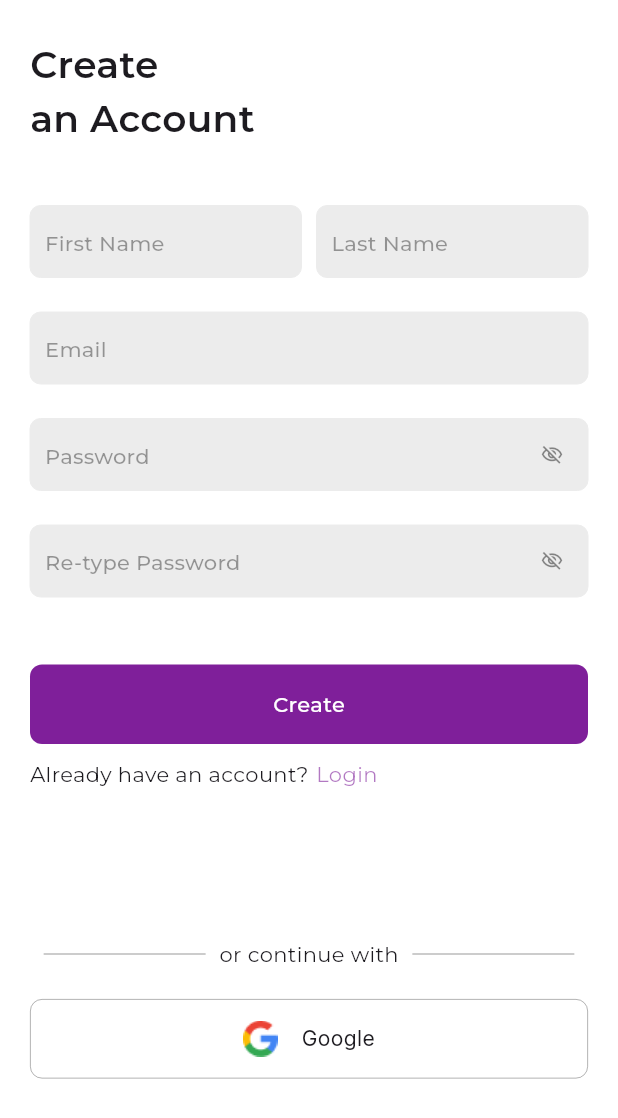
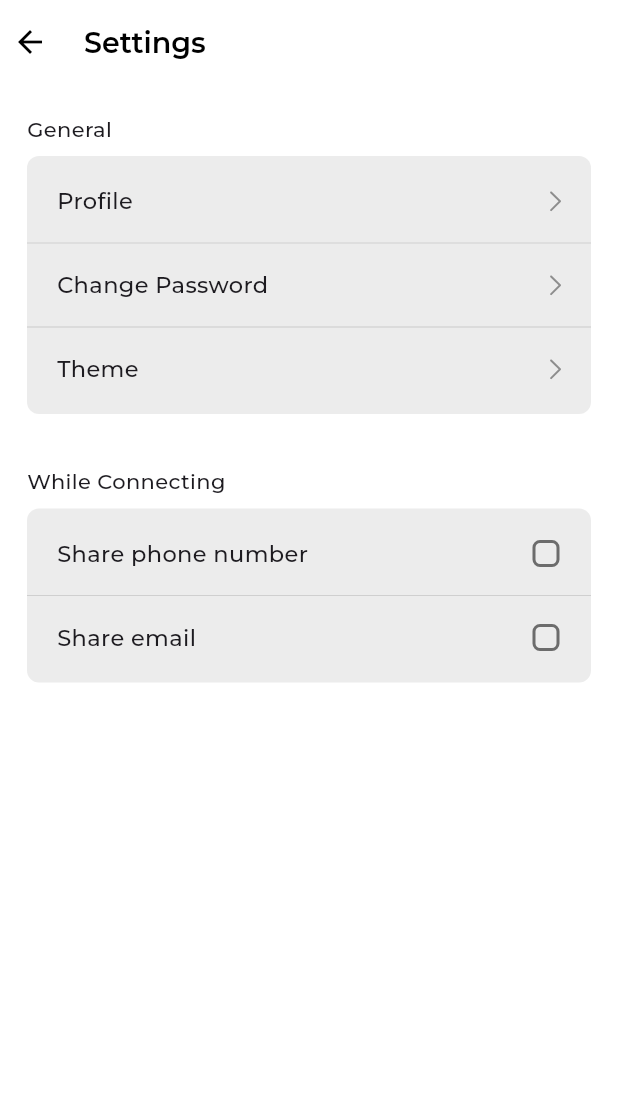
Before and after one commit to Maxzeno/socialscan, a Flutter app: the screen it shows after launch, on a phone screen of 412 x 824 dp. Shown: the top 1118 px of the screen. Run offline on Flutter 3.47's test engine with Material 3 defaults, Android fonts, the phone set to English and light mode, and no system bars; our stand-ins replace flutter_svg, google_fonts.

Commit message:
added settings_screen

```diff
--- a/lib/main.dart
+++ b/lib/main.dart
@@ -1,6 +1,6 @@
 import 'package:flutter/material.dart';
 import 'package:google_fonts/google_fonts.dart';
-import 'package:socialscan/views/auth/screens/sign_up_screen.dart';
+import 'package:socialscan/views/settings/screens/settings_screen.dart';
 
 void main() {
   runApp(const MyApp());
@@ -22,7 +22,8 @@
         colorScheme: ColorScheme.fromSeed(seedColor: const Color(0xFF7F1F9A)),
         useMaterial3: false,
       ),
-      home: const SignUpScreen(),
+      home: const SettingScreen(),
+      // home: const SignUpScreen(),
     );
   }
 }
--- a/lib/utils/images.dart
+++ b/lib/utils/images.dart
@@ -1,2 +1,6 @@
 String imagePath = 'assets';
 String googleIcon = '$imagePath/google_icon.png';
+
+/// svg icons.....
+String iconPath = 'assets/svg_icons';
+String forwardIcon = '$iconPath/forward.svg';
--- a/lib/utils/strings.dart
+++ b/lib/utils/strings.dart
@@ -11,3 +11,11 @@ String google = 'Google';
 String orContinueWith = 'or continue with';
 String dontHaveAnAccount = 'Don\'t have an account?';
 String helloWelcomeBack = 'Hello\nWelcome Back';
+String settings = 'Settings';
+String general = 'General';
+String profile = 'Profile';
+String changePassword = 'Change Password';
+String theme = 'Theme';
+String whileConnecting = 'While Connecting';
+String sharePhoneNumber = 'Share phone number';
+String shareEmail = 'Share email';
--- a/lib/views/auth/screens/sign_in_screen.dart
+++ b/lib/views/auth/screens/sign_in_screen.dart
@@ -39,21 +39,21 @@ class _SignInScreenState extends State<SignInScreen> {
                 height: 40,
               ),
               ReusableTextField(
-                textInputType: TextInputType.emailAddress,
                 controller: emailController,
                 hintText: 'Email',
                 obscure: false,
                 onTap: () {},
                 iconButton: const SizedBox(),
+                textInputType: TextInputType.emailAddress,
               ),
               const SizedBox(
                 height: 18,
               ),
               ReusableTextField(
-                textInputType: TextInputType.visiblePassword,
                 controller: passwordController,
                 hintText: 'Password',
                 obscure: _obscure,
+                textInputType: TextInputType.visiblePassword,
                 iconButton: InkWell(
                   onTap: () {
                     setState(() {
@@ -124,14 +124,14 @@ class _SignInScreenState extends State<SignInScreen> {
                 mainAxisAlignment: MainAxisAlignment.spaceEvenly,
                 children: [
                   SizedBox(
-                    width: 108.5,
+                    width: 108,
                     child: Divider(
                       color: ProjectColors.midBlack.withOpacity(0.4),
                     ),
                   ),
                   Text(orContinueWith),
                   SizedBox(
-                    width: 108.5,
+                    width: 108,
                     child: Divider(
                       color: ProjectColors.midBlack.withOpacity(0.4),
                     ),
--- a/lib/views/auth/screens/sign_up_screen.dart
+++ b/lib/views/auth/screens/sign_up_screen.dart
@@ -37,7 +37,7 @@ class _SignUpScreenState extends State<SignUpScreen> {
             // clipBehavior: Clip.none,
 
             // crossAxisAlignment: CrossAxisAlignment.start,
-            children: [
+            children: <Widget>[
               Text(
                 createAnAccount,
                 style: GoogleFonts.montserrat(
--- /dev/null
+++ b/lib/views/settings/screens/settings_screen.dart
@@ -0,0 +1,184 @@
+import 'package:flutter/material.dart';
+import 'package:flutter_svg/flutter_svg.dart';
+import 'package:google_fonts/google_fonts.dart';
+import 'package:socialscan/utils/colors.dart';
+import 'package:socialscan/utils/images.dart';
+import 'package:socialscan/utils/strings.dart';
+import 'package:socialscan/views/settings/widgets/option_tile.dart';
+
+class SettingScreen extends StatefulWidget {
+  const SettingScreen({super.key});
+
+  @override
+  State<SettingScreen> createState() => _SettingScreenState();
+}
+
+class _SettingScreenState extends State<SettingScreen> {
+  bool isChecked = false;
+  bool isChecked1 = false;
+  @override
+  Widget build(BuildContext context) {
+    return Scaffold(
+      backgroundColor: Colors.white,
+      appBar: AppBar(
+        leadingWidth: 40,
+        backgroundColor: Colors.white,
+        elevation: 0.0,
+        leading: IconButton(
+          // constraints: BoxConstraints(),
+          onPressed: () {},
+          icon: const Icon(
+            Icons.arrow_back_outlined,
+            color: ProjectColors.midBlack,
+          ),
+        ),
+        title: Text(
+          settings,
+          style: GoogleFonts.montserrat(
+            fontSize: 19,
+            fontWeight: FontWeight.w600,
+            color: ProjectColors.midBlack,
+          ),
+        ),
+      ),
+      body: SafeArea(
+        child: Padding(
+          padding: const EdgeInsets.symmetric(horizontal: 18.0),
+          child: ListView(
+            children: [
+              const SizedBox(
+                height: 20,
+              ),
+              Text(
+                general,
+                style: GoogleFonts.montserrat(
+                  fontSize: 14,
+                  fontWeight: FontWeight.w500,
+                ),
+              ),
+              const SizedBox(
+                height: 8,
+              ),
+              generalOptions(),
+              const SizedBox(
+                height: 35,
+              ),
+              Text(
+                whileConnecting,
+                style: GoogleFonts.montserrat(
+                  fontSize: 14,
+                  fontWeight: FontWeight.w500,
+                ),
+              ),
+              const SizedBox(
+                height: 8,
+              ),
+              whileConnectingOption(),
+            ],
+          ),
+        ),
+      ),
+    );
+  }
+
+  Container whileConnectingOption() {
+    return Container(
+      width: double.infinity,
+      padding: const EdgeInsets.symmetric(vertical: 10.0),
+      decoration: BoxDecoration(
+        color: ProjectColors.mainGray,
+        borderRadius: BorderRadius.circular(8),
+      ),
+      child: Column(
+        children: [
+          OptionTile(
+            text: sharePhoneNumber,
+            icon: SizedBox(
+              height: 20,
+              width: 20,
+              child: Checkbox(
+                value: isChecked,
+                activeColor: ProjectColors.mainPurple,
+                shape: RoundedRectangleBorder(
+                  borderRadius: BorderRadius.circular(5),
+                ),
+                onChanged: (val) {
+                  setState(() {
+                    isChecked = !isChecked;
+                  });
+                },
+                materialTapTargetSize: MaterialTapTargetSize.shrinkWrap,
+                visualDensity: VisualDensity.compact,
+              ),
+            ),
+          ),
+          const Divider(),
+          OptionTile(
+            text: shareEmail,
+            icon: SizedBox(
+              height: 20,
+              width: 20,
+              child: Checkbox(
+                value: isChecked1,
+                activeColor: ProjectColors.mainPurple,
+                shape: RoundedRectangleBorder(
+                  borderRadius: BorderRadius.circular(5),
+                ),
+                onChanged: (val) {
+                  setState(() {
+                    isChecked1 = !isChecked1;
+                  });
+                },
+              ),
+            ),
+          ),
+        ],
+      ),
+    );
+  }
+
+  Widget generalOptions() {
+    return Container(
+      // height: 221,
+      width: double.infinity,
+      padding: const EdgeInsets.symmetric(vertical: 10.0),
+      decoration: BoxDecoration(
+        color: ProjectColors.mainGray,
+        borderRadius: BorderRadius.circular(8),
+      ),
+      child: Column(
+        crossAxisAlignment: CrossAxisAlignment.stretch,
+        children: [
+          OptionTile(
+            text: profile,
+            icon: SvgPicture.asset(
+              forwardIcon,
+              height: 24,
+              width: 24,
+            ),
+          ),
+          const Divider(),
+          OptionTile(
+            text: changePassword,
+            icon: SvgPicture.asset(
+              forwardIcon,
+              height: 24,
+              width: 24,
+            ),
+          ),
+          const Divider(
+            thickness: 0.8,
+          ),
+          OptionTile(
+            text: theme,
+            icon: SvgPicture.asset(
+              forwardIcon,
+              height: 24,
+              width: 24,
+            ),
+          ),
+        ],
+      ),
+    );
+  }
+}
--- /dev/null
+++ b/lib/views/settings/widgets/option_tile.dart
@@ -0,0 +1,32 @@
+import 'package:flutter/material.dart';
+import 'package:google_fonts/google_fonts.dart';
+
+class OptionTile extends StatelessWidget {
+  final String text;
+  final Widget icon;
+  const OptionTile({super.key, required this.text, required this.icon});
+
+  @override
+  Widget build(BuildContext context) {
+    return SizedBox(
+      height: 40,
+      width: double.infinity,
+      child: Padding(
+        padding: const EdgeInsets.symmetric(horizontal: 20.0),
+        child: Row(
+          mainAxisAlignment: MainAxisAlignment.spaceBetween,
+          children: [
+            Text(
+              text,
+              style: GoogleFonts.montserrat(
+                fontSize: 15,
+                fontWeight: FontWeight.w500,
+              ),
+            ),
+            icon,
+          ],
+        ),
+      ),
+    );
+  }
+}
--- a/pubspec.yaml
+++ b/pubspec.yaml
@@ -36,6 +36,8 @@ dependencies:
   # Use with the CupertinoIcons class for iOS style icons.
   cupertino_icons: ^1.0.2
   google_fonts: ^6.1.0
+  flutter_svg: ^2.0.9
+
 
 dev_dependencies:
   flutter_test:
@@ -62,6 +64,7 @@ flutter:
   # To add assets to your application, add an assets section, like this:
   assets:
     - assets/
+    - assets/svg_icons/
   #   - images/a_dot_ham.jpeg
 
   # An image asset can refer to one or more resolution-specific "variants", see
```
Also changed, not shown: assets/svg_icons/forward.svg (added), pubspec.lock.
